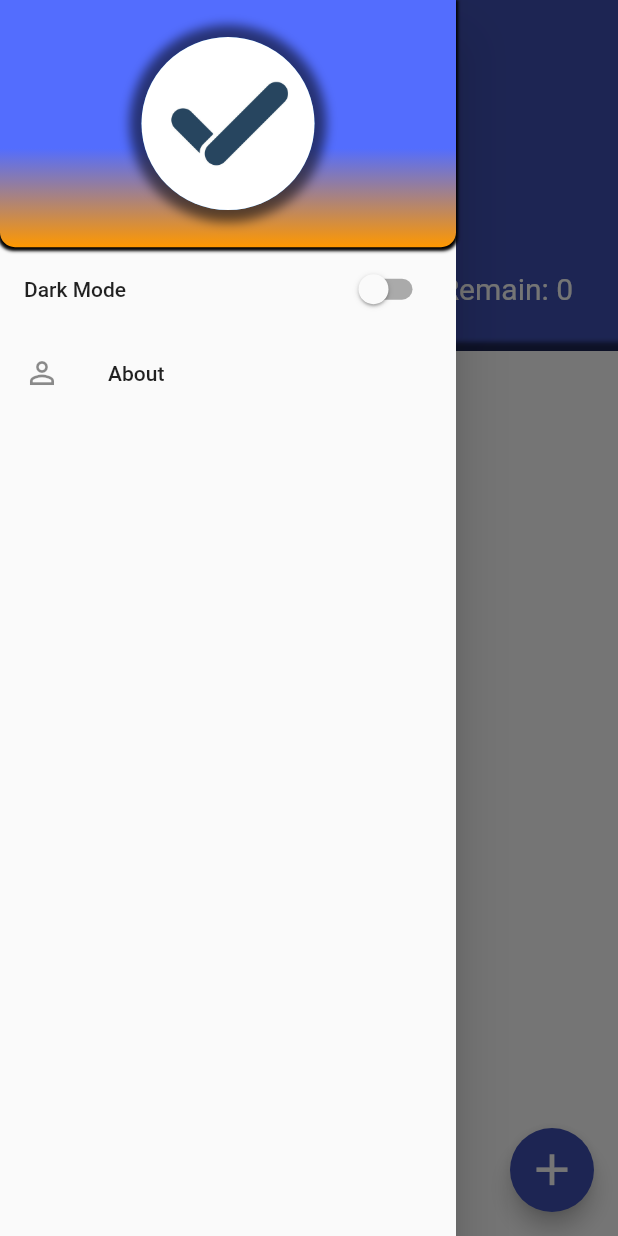
After one commit to sohagmahin/flutter_todoey, a Flutter app: the screen it shows after launch, with the side drawer open, on a phone screen of 412 x 824 dp. The commit adds this screen. Run offline on Flutter 3.47's test engine with Material 2 defaults, Android fonts, the phone set to English and light mode, and no system bars; our stand-ins replace flutter_colorpicker, shared_preferences, sqflite; accounts and stored records are empty.

Commit message:
used MultiProvider & Optimized the code

```diff
--- a/lib/main.dart
+++ b/lib/main.dart
@@ -1,5 +1,6 @@
 import 'package:flutter/material.dart';
-import 'package:flutter_todoey/provider/main.dart';
+import './provider/task_provider.dart';
+import './provider/theme_provider.dart';
 import 'screen_task/task_screen.dart';
 import 'package:provider/provider.dart';
 import 'package:flutter/services.dart';
@@ -11,26 +12,25 @@ class MyApp extends StatelessWidget {
   Widget build(BuildContext context) {
     SystemChrome.setPreferredOrientations(
         [DeviceOrientation.portraitUp, DeviceOrientation.portraitDown]);
-    /*  return ChangeNotifierProvider<TaskProvider>(
-      create: (context) => TaskProvider(),
-      child:  MaterialApp(
-        debugShowCheckedModeBanner: false,
-        theme: light(),
-        home: TaskScreen(),
+    return MultiProvider(
+      providers: [
+        ChangeNotifierProvider(
+          create: (context) => TaskProvider(),
+        ),
+        ChangeNotifierProvider(
+          create: (context) => ThemeProvider(),
+        ),
+      ],
+      child: Consumer<ThemeProvider>(
+        builder: (context, themeData, ch) {
+          return MaterialApp(
+            debugShowCheckedModeBanner: false,
+            theme: themeData.getTheme,
+            home: ch,
+          );
+        },
+        child: TaskScreen(),
       ),
-    ); */
-
-    return
-      ChangeNotifierProvider<MainModel>(
-        create: (_) => MainModel(),
-        child: Consumer<MainModel>(
-    builder: (context,mainModel,ch){
-      return MaterialApp(
-        debugShowCheckedModeBanner: false,
-        theme: mainModel.getTheme,
-        home: TaskScreen(),
-      );
-    }),
-      );
+    );
   }
 }
--- a/lib/models/task.dart
+++ b/lib/models/task.dart
@@ -1,9 +1,9 @@
 import 'package:flutter/material.dart';
 class Task {
-  String id;
-  String name;
+  final String id;
+  final String name;
   bool isDone;
-  Color color;
+  final Color color;
   Task({this.id,this.name, this.isDone = false,this.color});
 
   void toggleDone() {
--- a/lib/provider/main.dart
+++ /dev/null
@@ -1,5 +0,0 @@
-import 'package:flutter/material.dart';
-import 'package:flutter_todoey/provider/task_provider.dart';
-class MainModel extends ChangeNotifier with TaskProvider,ThemeProvider{
-
-}
--- a/lib/provider/task_provider.dart
+++ b/lib/provider/task_provider.dart
@@ -5,7 +5,7 @@ import 'package:flutter_todoey/models/task.dart';
 import 'package:flutter_todoey/helpers/db_helpers.dart';
 import 'package:shared_preferences/shared_preferences.dart';
 
-mixin TaskProvider on ChangeNotifier {
+class TaskProvider with ChangeNotifier {
   List<Task> _taskList = [];
   bool _loadingStatus = true;
   int _remainCount = 0;
@@ -96,46 +96,3 @@ mixin TaskProvider on ChangeNotifier {
     notifyListeners();
   }
 }
-
-mixin ThemeProvider on TaskProvider {
-  final String key = 'theme';
-  bool _darkTheme = false;
-
-  ThemeData dark() {
-    return ThemeData(
-        brightness: Brightness.dark,
-        accentColor: Colors.white30,
-        backgroundColor: Colors.white12,
-        buttonColor: Colors.grey,
-        splashColor: Colors.white30,
-    );
-  }
-
-  ThemeData light() {
-    return ThemeData(
-      brightness: Brightness.light,
-      primaryColor: Colors.indigo,
-      accentColor: Colors.greenAccent,
-      backgroundColor: Colors.white,
-      buttonColor: Colors.indigoAccent,
-      splashColor: Colors.white30,
-    );
-  }
-
-  bool get isDarkTheme => _darkTheme;
-  ThemeData get getTheme {
-    return _darkTheme ? dark() : light();
-  }
-
-  toggleTheme() {
-    _darkTheme = !_darkTheme;
-    pref.setBool(key, _darkTheme);
-    notifyListeners();
-  }
-
-  themeDataLoadFromPref() async {
-    await initialPref();
-    _darkTheme = pref.getBool(key) ?? false;
-    notifyListeners();
-  }
-}
--- /dev/null
+++ b/lib/provider/theme_provider.dart
@@ -0,0 +1,56 @@
+import 'package:flutter/material.dart';
+import 'package:shared_preferences/shared_preferences.dart';
+
+class ThemeProvider with ChangeNotifier {
+  final String key = 'theme';
+  bool _darkTheme = false;
+  SharedPreferences pref;
+
+  ThemeProvider(){
+    _loadData();
+  }
+
+  Future initialPref() async {
+    if (pref == null) {
+      pref = await SharedPreferences.getInstance();
+    }
+  }
+
+  ThemeData dark() {
+    return ThemeData(
+      brightness: Brightness.dark,
+      accentColor: Colors.white30,
+      backgroundColor: Colors.white12,
+      buttonColor: Colors.grey,
+      splashColor: Colors.white30,
+    );
+  }
+
+  ThemeData light() {
+    return ThemeData(
+      brightness: Brightness.light,
+      primaryColor: Colors.indigo,
+      accentColor: Colors.greenAccent,
+      backgroundColor: Colors.white,
+      buttonColor: Colors.indigoAccent,
+      splashColor: Colors.white30,
+    );
+  }
+
+  bool get isDarkTheme => _darkTheme;
+  ThemeData get getTheme {
+    return _darkTheme ? dark() : light();
+  }
+
+  toggleTheme() {
+    _darkTheme = !_darkTheme;
+    pref.setBool(key, _darkTheme);
+    notifyListeners();
+  }
+
+  _loadData() async {
+    await initialPref();
+    _darkTheme = pref.getBool(key) ?? false;
+    notifyListeners();
+  }
+}
--- a/lib/screen_task/task_screen.dart
+++ b/lib/screen_task/task_screen.dart
@@ -2,9 +2,9 @@ import 'dart:io';
 import 'package:flutter/material.dart';
 import 'package:flutter_todoey/widgets/task_list.dart';
 import 'package:flutter_todoey/screen_task/addtask_screen.dart';
-import 'package:flutter_todoey/provider/main.dart';
+import 'package:flutter_todoey/provider/task_provider.dart';
 import 'package:provider/provider.dart';
-import '../widgets/my_drawer.dart';
+import '../widgets/app_drawer.dart';
 
 class TaskScreen extends StatelessWidget {
   @override
@@ -12,7 +12,7 @@ class TaskScreen extends StatelessWidget {
     return WillPopScope(
       onWillPop: () => exitDialog(context),
       child: Scaffold(
-        drawer: MyDrawer(),
+        drawer: AppDrawer(),
         backgroundColor: Theme.of(context).primaryColor,
         floatingActionButton: FloatingActionButton(
           backgroundColor: Theme.of(context).primaryColor,
@@ -51,14 +51,14 @@ class TaskScreen extends StatelessWidget {
                     mainAxisAlignment: MainAxisAlignment.spaceBetween,
                     children: <Widget>[
                       Text(
-                        '${Provider.of<MainModel>(context).taskCount} tasks',
+                        '${Provider.of<TaskProvider>(context).taskCount} tasks',
                         style: TextStyle(
                           fontSize: 20.0,
                           color: Colors.white,
                         ),
                       ),
                       Text(
-                        'Remain: ${Provider.of<MainModel>(context).remainCount}',
+                        'Remain: ${Provider.of<TaskProvider>(context).remainCount}',
                         style: TextStyle(
                           fontSize: 20.0,
                           color: Colors.white,
--- /dev/null
+++ b/lib/widgets/app_drawer.dart
@@ -0,0 +1,87 @@
+import 'package:flutter/material.dart';
+import 'package:provider/provider.dart';
+import '../provider/theme_provider.dart';
+
+class AppDrawer extends StatelessWidget {
+  @override
+  Widget build(BuildContext context) {
+    double _heightContainer = MediaQuery.of(context).size.height * 0.20;
+    return Drawer(
+        child: SafeArea(
+      child: SingleChildScrollView(
+        child: Column(
+          children: <Widget>[
+            Container(
+              height: _heightContainer,
+              child: Center(
+                child: Container(
+                  decoration: BoxDecoration(
+                    boxShadow: [
+                      BoxShadow(
+                        color: Colors.black54,
+                        blurRadius: 5,
+                        spreadRadius: 8,
+                        offset: Offset.zero,
+                      ),
+                    ],
+                    shape: BoxShape.circle,
+                  ),
+                  child: CircleAvatar(
+                    backgroundImage: AssetImage("assets/images/drawer_icon.jpg"),
+                    radius: _heightContainer * 0.35,
+                  ),
+                ),
+              ),
+              decoration: BoxDecoration(
+                  shape: BoxShape.rectangle,
+                  boxShadow: [
+                    BoxShadow(
+                        color: Colors.black,
+                        blurRadius: 1,
+                        spreadRadius: 1,
+                        offset: Offset(0, 1))
+                  ],
+                  gradient: LinearGradient(
+                    colors: [Colors.indigoAccent, Colors.orange],
+                    begin: Alignment.topCenter,
+                    end: Alignment.bottomCenter,
+                    stops: [0.6, 1],
+                  ),
+                  borderRadius: BorderRadius.only(
+                      bottomLeft: Radius.circular(10.0),
+                      bottomRight: Radius.circular(10.0))),
+            ),
+            Consumer<ThemeProvider>(
+              builder: (context, mainModel, ch) {
+                return SwitchListTile(
+                  title: ch,
+                  value: mainModel.isDarkTheme,
+                  onChanged: (value) {
+                    mainModel.toggleTheme();
+                  },
+                );
+              },
+              child: Text('Dark Mode'),
+            ),
+            //SizedBox(height: 2,child: Container(color:Colors.grey),),
+            ListTile(
+              leading: Icon(Icons.person_outline),
+              title: Text('About'),
+              onTap: () {
+                showDialog(
+                    context: context,
+                    builder: (context) {
+                      return AlertDialog(
+                        title: Text('About'),
+                        content: Text(
+                            'Build by Flutter!\nCreated by SOHAG\nFacebook: fb.com/sohagmahin\nEmail: sohagmahin@gmail.com'),
+                      );
+                    });
+              },
+            ),
+          ],
+        ),
+      ),
+    ));
+  }
+}
--- a/lib/widgets/task_list.dart
+++ b/lib/widgets/task_list.dart
@@ -1,5 +1,5 @@
 import 'package:flutter/material.dart';
-import 'package:flutter_todoey/provider/main.dart';
+import '../provider/task_provider.dart';
 import 'task_tile.dart';
 import 'package:provider/provider.dart';
 import 'package:flutter_todoey/models/task.dart';
@@ -48,18 +48,16 @@ class _TaskListState extends State<TaskList> {
     );
   }
 
-  Widget _buildDismissibleWidget(MainModel taskData, int index) {
+  Widget _buildDismissibleWidget(TaskProvider taskData, int index) {
     Task task = taskData.taskList[index];
     return Dismissible(
       direction: DismissDirection.endToStart,
+
       movementDuration: Duration(milliseconds: 800),
       background: _buildBackgroundWidget(),
-      key: Key(task.name),
-      onDismissed: (DismissDirection direction) {
-        if (direction == DismissDirection.endToStart) {
+      key: Key(task.id),
+      onDismissed: (direction) {
           taskData.deleteTask(task);
-          print('end to start');
-        }
       },
       child: TaskTile(
         taskTitle: task.name,
@@ -77,23 +75,25 @@ class _TaskListState extends State<TaskList> {
   @override
   void initState() {
     super.initState();
-    Provider.of<MainModel>(context, listen: false).themeDataLoadFromPref();
-    Provider.of<MainModel>(context, listen: false).initialCall();
+    Provider.of<TaskProvider>(context, listen: false).initialCall();
   }
 
   @override
   Widget build(BuildContext context) {
-    double _original_height = MediaQuery.of(context).size.height;
-    double _original_width = MediaQuery.of(context).size.width;
+
+    var screenSize = MediaQuery.of(context).size;
+    double _originalHeight = screenSize.height;
+    double _originalWidth = screenSize.width;
+
     return Container(
         padding: const EdgeInsets.symmetric(horizontal: 20.0, vertical: 20.0),
         decoration: _buildBoxDecoration(),
-        child: Consumer<MainModel>(
+        child: Consumer<TaskProvider>(
           child: Center(
             child: Image(
               image: AssetImage("assets/images/todo_icon.png"),
-              height: _original_height * 0.30,
-              width: _original_width * 0.30,
+              height: _originalHeight * 0.30,
+              width: _originalWidth * 0.30,
             ),
           ),
           builder: (context, taskData, ch) {
```
Also changed, not shown: lib/screen_task/addtask_screen.dart (+4 -3 lines), lib/widgets/my_drawer.dart (deleted, +0 -79 lines), lib/widgets/task_tile.dart (+5 -11 lines).
